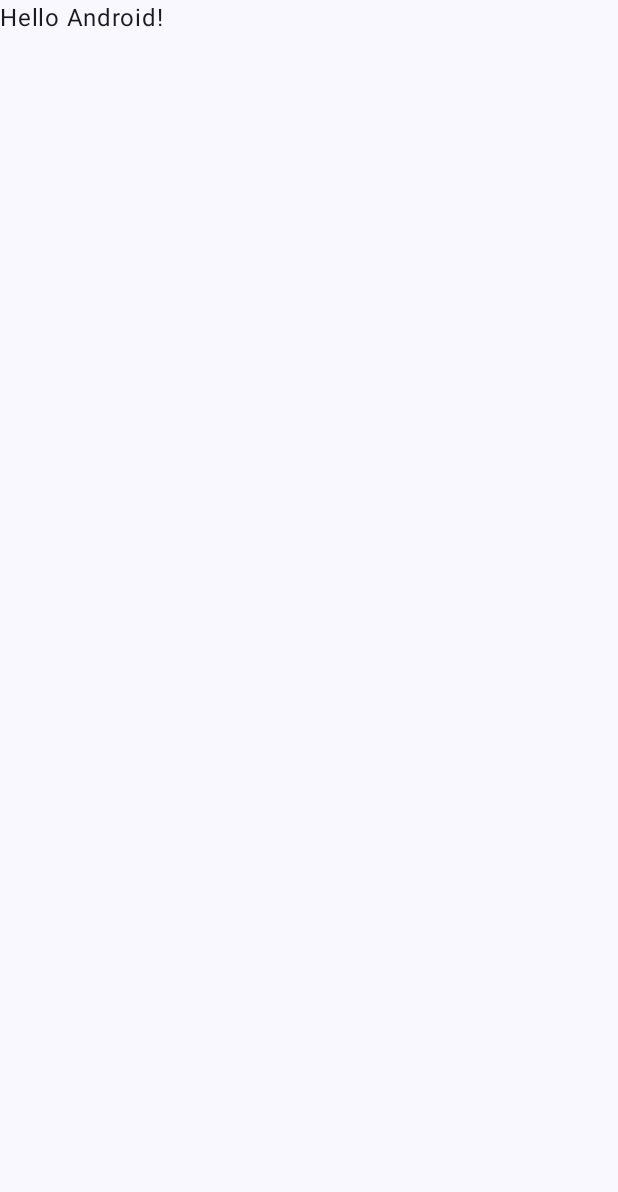
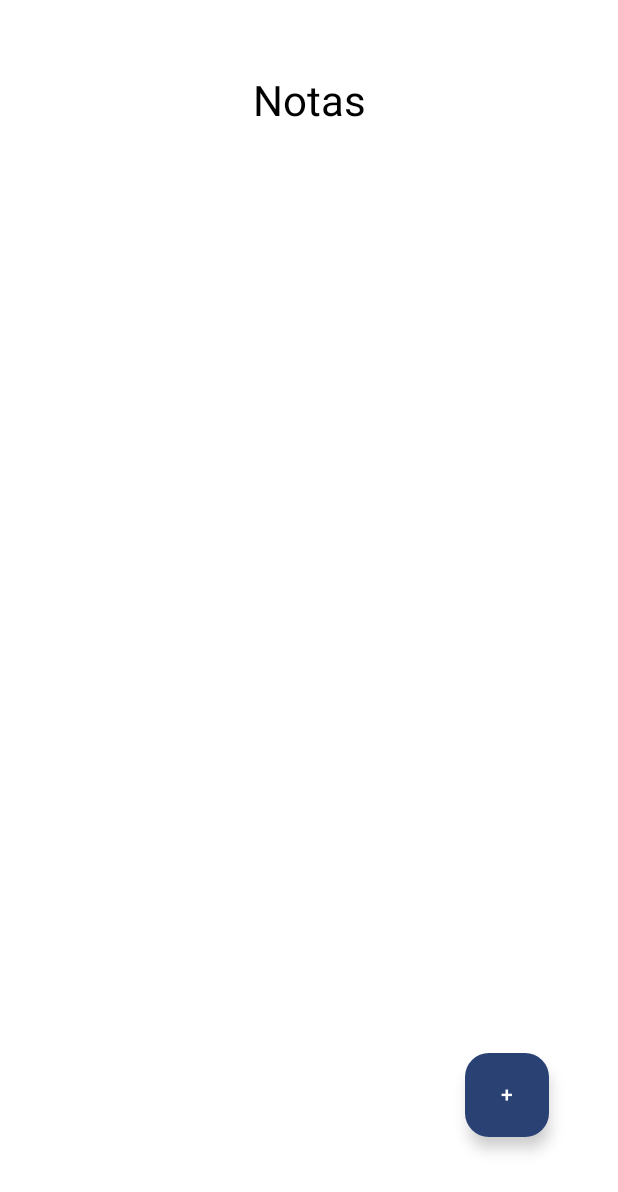
Before and after one commit to Diegoo717/ProyectoFinalMovil, an Android app built with Jetpack Compose: the screen it shows after launch (MainActivity), on a phone screen of 412 x 824 dp. Before the commit the part shown is almost empty. Shown: the top 1192 px of the screen. Run offline under Robolectric (Android 15) with nearby library versions, the phone set to English and light mode, and no system bars.

Commit message:
Primera interfaz (No funcional)

```diff
--- a/app/src/main/java/com/example/proyectofinalmovil/MainActivity.kt
+++ b/app/src/main/java/com/example/proyectofinalmovil/MainActivity.kt
@@ -3,27 +3,39 @@ package com.example.proyectofinalmovil
 import android.os.Bundle
 import androidx.activity.ComponentActivity
 import androidx.activity.compose.setContent
-import androidx.activity.enableEdgeToEdge
-import androidx.compose.foundation.layout.fillMaxSize
-import androidx.compose.foundation.layout.padding
-import androidx.compose.material3.Scaffold
-import androidx.compose.material3.Text
+import androidx.compose.foundation.background
+import androidx.compose.foundation.layout.*
+import androidx.compose.material3.*
 import androidx.compose.runtime.Composable
+import androidx.compose.ui.Alignment
 import androidx.compose.ui.Modifier
+import androidx.compose.ui.graphics.Color
+import androidx.compose.ui.text.style.TextAlign
 import androidx.compose.ui.tooling.preview.Preview
+import androidx.compose.ui.unit.dp
 import com.example.proyectofinalmovil.ui.theme.ProyectoFinalMovilTheme
 
 class MainActivity : ComponentActivity() {
     override fun onCreate(savedInstanceState: Bundle?) {
         super.onCreate(savedInstanceState)
-        enableEdgeToEdge()
         setContent {
             ProyectoFinalMovilTheme {
-                Scaffold(modifier = Modifier.fillMaxSize()) { innerPadding ->
-                    Greeting(
-                        name = "Android",
-                        modifier = Modifier.padding(innerPadding)
-                    )
+                // Pantalla principal con Scaffold
+                Scaffold(
+                    modifier = Modifier.fillMaxSize(),
+                    floatingActionButton = {
+                        // Ajuste de posición para el FloatingActionButton hacia la izquierda y arriba
+                        Box(modifier = Modifier.padding(bottom = 50.dp, end = 30.dp)) {
+                            FloatingActionButton(
+                                onClick = { /* No hace nada aún */ },
+                                containerColor = MaterialTheme.colorScheme.primary
+                            ) {
+                                Text("+")
+                            }
+                        }
+                    }
+                ) { innerPadding ->
+                    MainScreen(modifier = Modifier.padding(innerPadding))
                 }
             }
         }
@@ -31,17 +43,31 @@ class MainActivity : ComponentActivity() {
 }
 
 @Composable
-fun Greeting(name: String, modifier: Modifier = Modifier) {
-    Text(
-        text = "Hello $name!",
+fun MainScreen(modifier: Modifier = Modifier) {
+    // Definimos un layout vertical con el fondo blanco
+    Column(
         modifier = modifier
-    )
+            .fillMaxSize()
+            .background(Color.White),
+        horizontalAlignment = Alignment.CenterHorizontally
+    ) {
+        // Ajuste del texto "Notas"
+        Text(
+            text = "Notas",
+            style = MaterialTheme.typography.headlineMedium,
+            color = Color.Black,
+            modifier = Modifier
+                .fillMaxWidth()
+                .padding(top = 50.dp, bottom = 16.dp),  // Se baja un poco más el texto
+            textAlign = TextAlign.Center
+        )
+    }
 }
 
 @Preview(showBackground = true)
 @Composable
-fun GreetingPreview() {
+fun MainScreenPreview() {
     ProyectoFinalMovilTheme {
-        Greeting("Android")
+        MainScreen()
     }
 }
```
